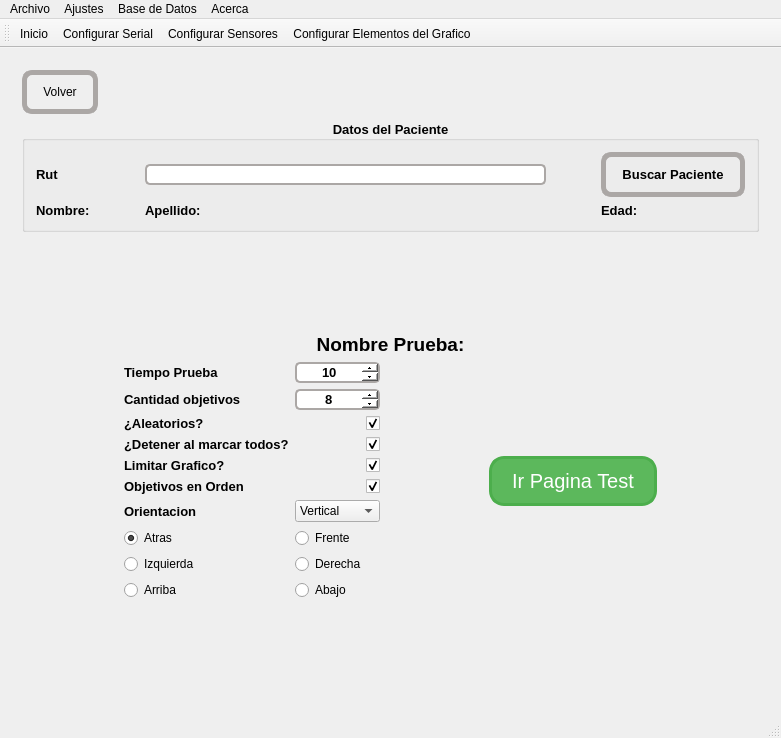
This is mainwindow.ui in hectorda/Bio-Feedback as Qt 5 draws it before an edit. The edited form follows.
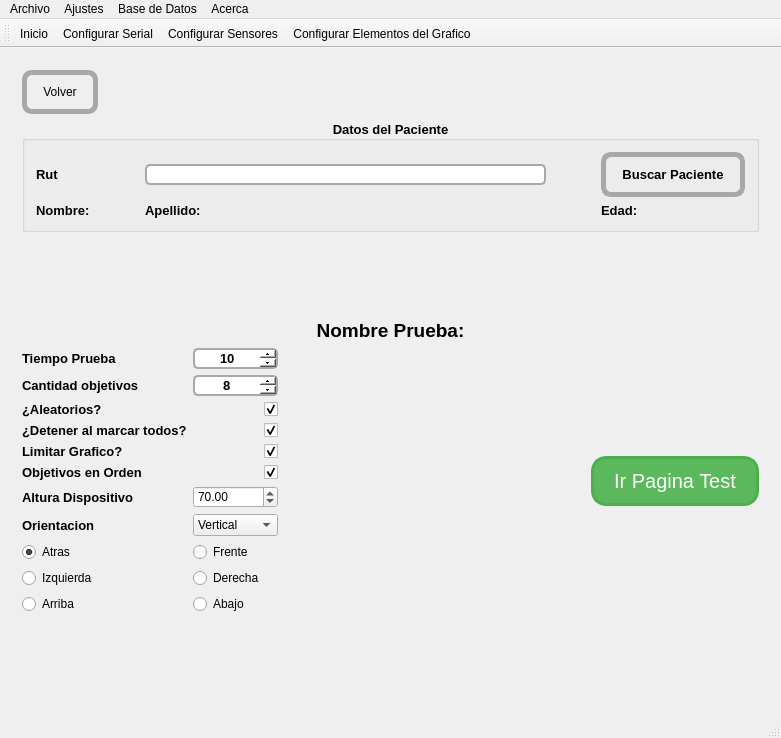
This is the edited form. The open tabs and pages were chosen to show the change. Icons and pictures are not drawn. Custom widgets are drawn as their Qt base class.

```diff
--- a/mainwindow.ui
+++ b/mainwindow.ui
@@ -468,19 +468,6 @@
         </item>
         <item>
          <layout class="QHBoxLayout" name="horizontalLayout_4">
-          <item>
-           <spacer name="horizontalSpacer_2">
-            <property name="orientation">
-             <enum>Qt::Horizontal</enum>
-            </property>
-            <property name="sizeHint" stdset="0">
-             <size>
-              <width>40</width>
-              <height>20</height>
-             </size>
-            </property>
-           </spacer>
-          </item>
           <item>
            <layout class="QGridLayout" name="gridLayout_9">
             <item row="1" column="1">
@@ -668,7 +655,7 @@
               </property>
              </widget>
             </item>
-            <item row="7" column="1">
+            <item row="9" column="1">
              <widget class="QComboBox" name="comboBoxOrientacion">
               <item>
                <property name="text">
@@ -690,7 +677,7 @@
               </item>
              </widget>
             </item>
-            <item row="7" column="0">
+            <item row="9" column="0">
              <widget class="QLabel" name="label_8">
               <property name="font">
                <font>
@@ -705,7 +692,7 @@
               </property>
              </widget>
             </item>
-            <item row="9" column="1">
+            <item row="11" column="1">
              <widget class="QRadioButton" name="radioButtonVerticalDerecha">
               <property name="text">
                <string>Derecha</string>
@@ -722,7 +709,7 @@
               </property>
              </widget>
             </item>
-            <item row="8" column="1">
+            <item row="10" column="1">
              <widget class="QRadioButton" name="radioButtonVerticalFrente">
               <property name="text">
                <string>Frente</string>
@@ -739,7 +726,7 @@
               </property>
              </widget>
             </item>
-            <item row="10" column="0">
+            <item row="12" column="0">
              <widget class="QRadioButton" name="radioButtonHorizontalArriba">
               <property name="text">
                <string>Arriba</string>
@@ -759,7 +746,7 @@
               </property>
              </widget>
             </item>
-            <item row="10" column="1">
+            <item row="12" column="1">
              <widget class="QRadioButton" name="radioButtonHorizontalAbajo">
               <property name="text">
                <string>Abajo</string>
@@ -776,7 +763,7 @@
               </property>
              </widget>
             </item>
-            <item row="9" column="0">
+            <item row="11" column="0">
              <widget class="QRadioButton" name="radioButtonVerticalIzquierda">
               <property name="text">
                <string>Izquierda</string>
@@ -793,7 +780,7 @@
               </property>
              </widget>
             </item>
-            <item row="8" column="0">
+            <item row="10" column="0">
              <widget class="QRadioButton" name="radioButtonVerticalAtras">
               <property name="text">
                <string>Atras</string>
@@ -858,6 +845,33 @@
               </property>
              </widget>
             </item>
+            <item row="7" column="1">
+             <widget class="QDoubleSpinBox" name="doubleSpinBoxAlturaDispositivo">
+              <property name="minimum">
+               <double>10.000000000000000</double>
+              </property>
+              <property name="maximum">
+               <double>200.000000000000000</double>
+              </property>
+              <property name="value">
+               <double>70.000000000000000</double>
+              </property>
+             </widget>
+            </item>
+            <item row="7" column="0">
+             <widget class="QLabel" name="labelAlturaDisp">
+              <property name="font">
+               <font>
+                <pointsize>10</pointsize>
+                <weight>75</weight>
+                <bold>true</bold>
+               </font>
+              </property>
+              <property name="text">
+               <string>Altura Dispositivo</string>
+              </property>
+             </widget>
+            </item>
            </layout>
           </item>
           <item>
@@ -925,19 +939,6 @@
             </item>
            </layout>
           </item>
-          <item>
-           <spacer name="horizontalSpacer_4">
-            <property name="orientation">
-             <enum>Qt::Horizontal</enum>
-            </property>
-            <property name="sizeHint" stdset="0">
-             <size>
-              <width>40</width>
-              <height>20</height>
-             </size>
-            </property>
-           </spacer>
-          </item>
          </layout>
         </item>
         <item>
```
Left out of the diff: 57 changed lines with no effect on the pictures.
